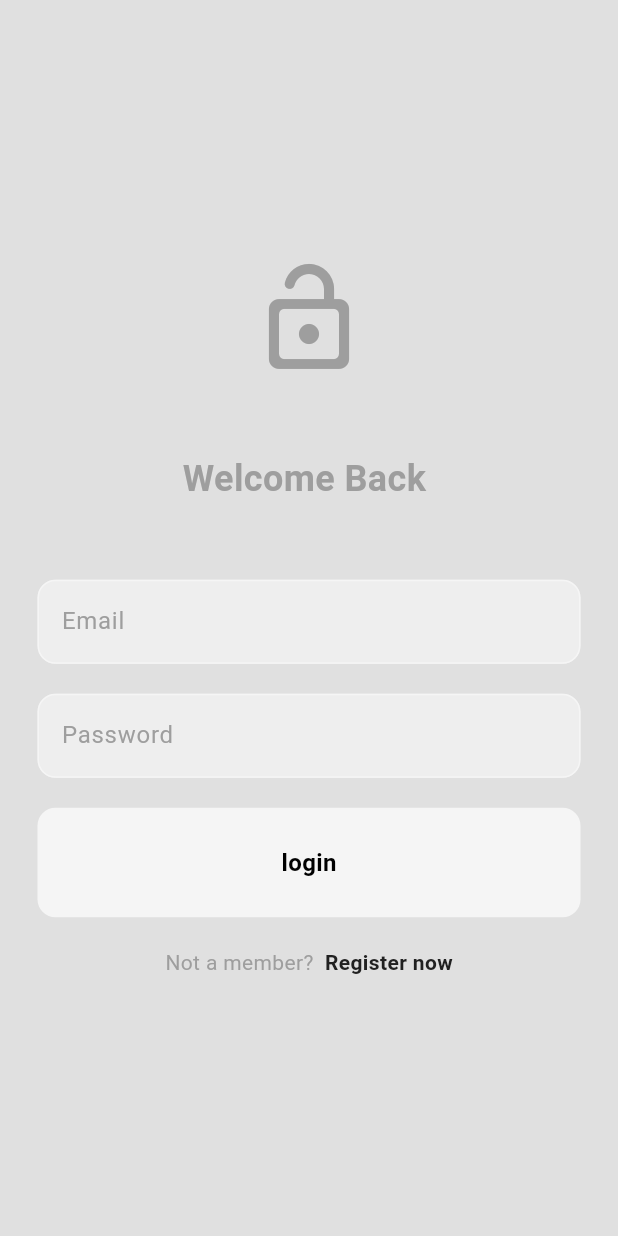
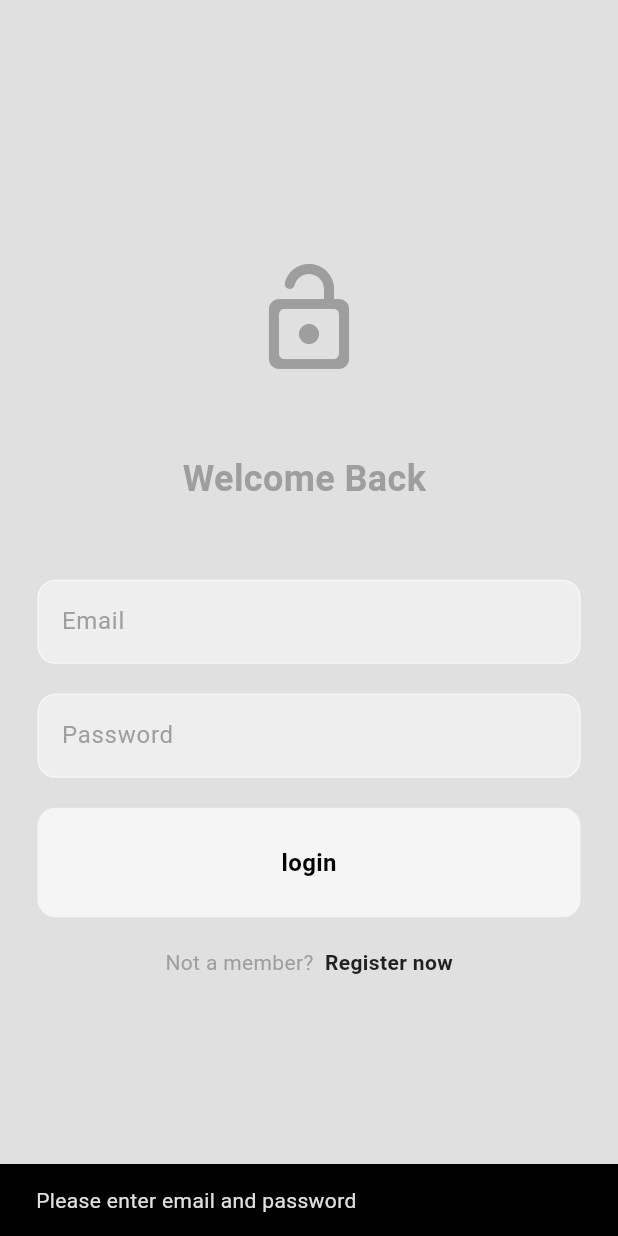
Before and after one commit to sujanae/dev_talks, a Flutter app: the screen it shows after launch, after a tap on "login", on a phone screen of 412 x 824 dp. Run offline on Flutter 3.47's test engine with Material 3 defaults, Android fonts, the phone set to English and light mode, and no system bars; our stand-ins replace firebase_auth, firebase_core, flutter_bloc; accounts and stored records are empty.

Commit message:
login working

```diff
--- /dev/null
+++ b/lib/app.dart
@@ -0,0 +1,42 @@
+import 'package:dev_talks/features/auth/data/firebase_auth_repo.dart';
+import 'package:dev_talks/features/auth/presentation/cubits/auth_cubit.dart';
+import 'package:dev_talks/features/auth/presentation/cubits/auth_states.dart';
+import 'package:dev_talks/features/auth/presentation/pages/auht_page.dart';
+import 'package:dev_talks/features/posts/presentation/pages/home_page.dart';
+import 'package:dev_talks/themes/light_mode.dart';
+import 'package:flutter/cupertino.dart';
+import 'package:flutter/material.dart';
+import 'package:flutter/widgets.dart';
+import 'package:flutter_bloc/flutter_bloc.dart';
+
+class MyApp extends StatelessWidget {
+  final authRepo = FirebaseAuthRepo();
+  MyApp({super.key});
+
+  @override
+  Widget build(BuildContext context) {
+    return BlocProvider(
+      create: (context) => AuthCubit(authRepo: authRepo)..checkAuth(),
+      child: MaterialApp(
+        debugShowCheckedModeBanner: false,
+        theme: lightMode,
+        home: BlocConsumer<AuthCubit, AuthStates>(
+          builder: (context, authState) {
+            print(authState);
+            if (authState is UnAuthenticated) {
+              return const AuthPage();
+            }
+            if (authState is Authenticated) {
+              return const HomePage();
+            } else {
+              return const Scaffold(
+                body: Center(child: CircularProgressIndicator()),
+              );
+            }
+          },
+          listener: (context, state) {},
+        ),
+      ),
+    );
+  }
+}
--- a/lib/features/auth/presentation/pages/login_page.dart
+++ b/lib/features/auth/presentation/pages/login_page.dart
@@ -1,7 +1,11 @@
 import 'package:dev_talks/features/auth/presentation/components/my_button.dart';
 import 'package:dev_talks/features/auth/presentation/components/my_text_field.dart';
+
 import 'package:flutter/material.dart';
 import 'package:flutter/widgets.dart';
+import 'package:flutter_bloc/flutter_bloc.dart';
+
+import '../cubits/auth_cubit.dart';
 
 class LoginPage extends StatefulWidget {
   final void Function() onTap;
@@ -18,6 +22,32 @@ class _LoginPageState extends State<LoginPage> {
   //controller
   final emailcontroller = TextEditingController();
   final pwcontroller = TextEditingController();
+
+  void login() {
+    final email = emailcontroller.text;
+    final pw = pwcontroller.text;
+
+    final authCubit = context.read<AuthCubit>();
+
+    if (email.isNotEmpty && pw.isNotEmpty) {
+      authCubit.login(email, pw);
+    } else {
+      ScaffoldMessenger.of(context).showSnackBar(
+        const SnackBar(
+          content: Text('Please enter email and password'),
+        ),
+      );
+    }
+  }
+
+  @override
+  void dispose() {
+    // TODO: implement dispose
+    emailcontroller.dispose();
+    pwcontroller.dispose();
+    super.dispose();
+  }
+
   @override
   Widget build(BuildContext context) {
     return Scaffold(
@@ -59,7 +89,7 @@ class _LoginPageState extends State<LoginPage> {
               const SizedBox(height: 20),
 
               //login btn
-              MyButton(onTap: () {}, text: 'login'),
+              MyButton(onTap: login, text: 'login'),
               const SizedBox(height: 20),
 
               //not member? register now
--- a/lib/main.dart
+++ b/lib/main.dart
@@ -1,24 +1,10 @@
-import 'package:dev_talks/features/auth/presentation/pages/auht_page.dart';
+import 'package:dev_talks/app.dart';
 import 'package:dev_talks/firebase_options.dart';
-import 'package:dev_talks/themes/light_mode.dart';
 import 'package:firebase_core/firebase_core.dart';
 import 'package:flutter/material.dart';
 
 void main() async {
   WidgetsFlutterBinding.ensureInitialized();
   await Firebase.initializeApp(options: DefaultFirebaseOptions.currentPlatform);
-  runApp(const MyApp());
+  runApp(MyApp());
 }
-
-class MyApp extends StatelessWidget {
-  const MyApp({super.key});
-
-  @override
-  Widget build(BuildContext context) {
-    return MaterialApp(
-      debugShowCheckedModeBanner: false,
-      home: const AuthPage(),
-      theme: lightMode,
-    );
-  }
-}
```
Also changed, not shown: lib/features/posts/presentation/pages/home_page.dart (added, +20 -0 lines), 1 other file.
